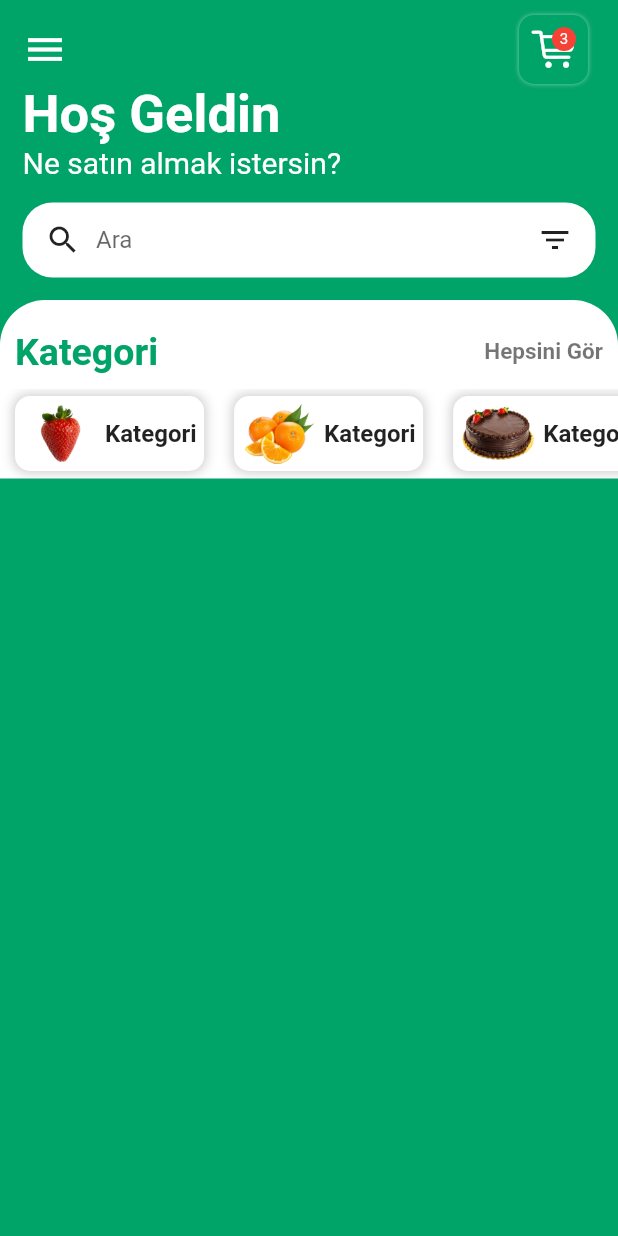
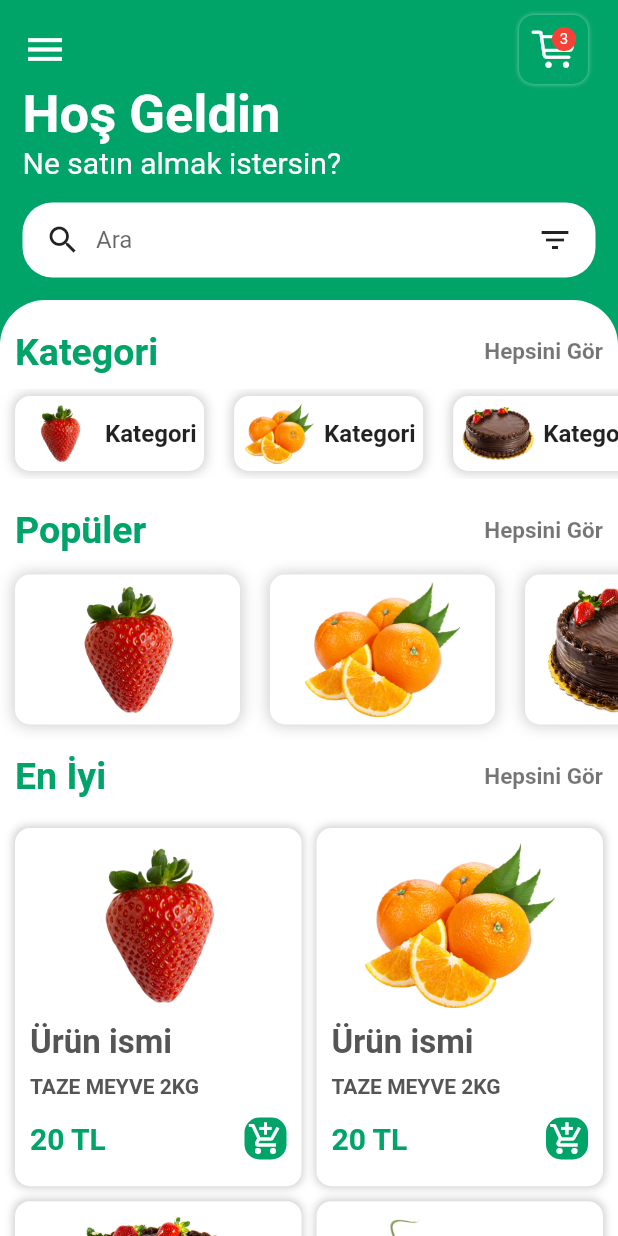
Before and after one commit to hakankrgz/GROCER_APP, a Flutter app: the HomePage screen opened by its route, on a phone screen of 412 x 824 dp. Run offline on Flutter 3.47's test engine with Material 2 defaults, Android fonts, the phone set to English and light mode, and no system bars.

Commit message:
ürün ana sayfası yapıldı

```diff
--- a/lib/main.dart
+++ b/lib/main.dart
@@ -14,6 +14,7 @@ class MyApp extends StatelessWidget {
       routes: {
         "/": (context) => SplashScreen(),
         "homePage": (context) => HomePage(),
+        "itemPage": (context) => ItemPage(),
       },
     );
   }
--- a/lib/pages/HomePage.dart
+++ b/lib/pages/HomePage.dart
@@ -2,6 +2,7 @@ import 'package:flutter/cupertino.dart';
 import 'package:flutter/material.dart';
 import 'package:grocer_app/widgets/CategoriesWidget.dart';
 import 'package:grocer_app/widgets/PopularItemsWidget.dart';
+import 'package:grocer_app/widgets/ItemsWidget.dart';
 
 class HomePage extends StatelessWidget {
   @override
@@ -139,6 +140,7 @@ class HomePage extends StatelessWidget {
                   children: [
                     CategoriesWidget(),
                     PopularItemsWidget(),
+                    ItemsWidget(),
                   ],
                 ),
               ),
--- /dev/null
+++ b/lib/widgets/ItemsWidget.dart
@@ -0,0 +1,133 @@
+import 'package:flutter/material.dart';
+
+class ItemsWidget extends StatelessWidget {
+  @override
+  Widget build(BuildContext context) {
+    return Column(
+      children: [
+        Padding(
+          padding: EdgeInsets.only(left: 10, right: 10, top: 10),
+          child: Row(
+            mainAxisAlignment: MainAxisAlignment.spaceBetween,
+            children: [
+              Text(
+                "En İyi",
+                style: TextStyle(
+                  fontSize: 25,
+                  fontWeight: FontWeight.bold,
+                  color: Color(0xFF00A368),
+                ),
+              ),
+              Text(
+                "Hepsini Gör",
+                style: TextStyle(
+                  fontSize: 15,
+                  fontWeight: FontWeight.bold,
+                  color: Colors.black54,
+                ),
+              ),
+            ],
+          ),
+        ),
+        GridView.count(
+          padding: EdgeInsets.symmetric(vertical: 20, horizontal: 10),
+          crossAxisSpacing: 10,
+          mainAxisSpacing: 10,
+          physics: NeverScrollableScrollPhysics(),
+          crossAxisCount: 2,
+          childAspectRatio: 0.8,
+          shrinkWrap: true,
+          children: [
+            for (int i = 1; i < 8; i++)
+              Container(
+                padding: EdgeInsets.symmetric(horizontal: 10),
+                decoration: BoxDecoration(
+                  color: Colors.white,
+                  borderRadius: BorderRadius.circular(10),
+                  boxShadow: [
+                    BoxShadow(
+                      color: Colors.grey.withOpacity(0.5),
+                      spreadRadius: 1,
+                      blurRadius: 4,
+                    ),
+                  ],
+                ),
+                child: Column(
+                  children: [
+                    InkWell(
+                      onTap: () {},
+                      child: Container(
+                        margin: EdgeInsets.all(10),
+                        child: Image.asset(
+                          "images/$i.png",
+                          height: 110,
+                        ),
+                      ),
+                    ),
+                    Padding(
+                      padding: EdgeInsets.only(bottom: 8),
+                      child: Container(
+                        alignment: Alignment.centerLeft,
+                        child: Text(
+                          "Ürün ismi",
+                          style: TextStyle(
+                            fontSize: 22,
+                            fontWeight: FontWeight.bold,
+                            color: Color(0xFF555555),
+                          ),
+                        ),
+                      ),
+                    ),
+                    Padding(
+                      padding: EdgeInsets.only(bottom: 8),
+                      child: Container(
+                        alignment: Alignment.centerLeft,
+                        child: Text(
+                          "TAZE MEYVE 2KG",
+                          style: TextStyle(
+                            fontSize: 14,
+                            fontWeight: FontWeight.bold,
+                            color: Color(0xFF555555),
+                          ),
+                        ),
+                      ),
+                    ),
+                    Padding(
+                      padding: EdgeInsets.symmetric(vertical: 5),
+                      child: Row(
+                        mainAxisAlignment: MainAxisAlignment.spaceBetween,
+                        children: [
+                          Text(
+                            "20 \T\L",
+                            style: TextStyle(
+                              fontSize: 20,
+                              fontWeight: FontWeight.bold,
+                              color: Color(0xFF00A368),
+                            ),
+                          ),
+                          InkWell(
+                            onTap: () {},
+                            child: Container(
+                              padding: EdgeInsets.all(2),
+                              decoration: BoxDecoration(
+                                color: Color(0xFF00A368),
+                                borderRadius: BorderRadius.circular(10),
+                              ),
+                              child: Icon(
+                                Icons.add_shopping_cart,
+                                color: Colors.white,
+                              ),
+                            ),
+                          ),
+                        ],
+                      ),
+                    )
+                  ],
+                ),
+              ),
+          ],
+        ),
+      ],
+    );
+  }
+}
--- a/lib/widgets/PopularItemsWidget.dart
+++ b/lib/widgets/PopularItemsWidget.dart
@@ -3,6 +3,59 @@ import 'package:flutter/material.dart';
 class PopularItemsWidget extends StatelessWidget {
   @override
   Widget build(BuildContext context) {
-    return Column();
+    return Column(
+      children: [
+        Padding(
+          padding: EdgeInsets.only(left: 10, right: 10, bottom: 5, top: 20),
+          child: Row(
+            mainAxisAlignment: MainAxisAlignment.spaceBetween,
+            children: [
+              Text(
+                "Popüler",
+                style: TextStyle(
+                  fontSize: 25,
+                  fontWeight: FontWeight.bold,
+                  color: Color(0xFF00A368),
+                ),
+              ),
+              Text(
+                "Hepsini Gör",
+                style: TextStyle(
+                  fontSize: 15,
+                  fontWeight: FontWeight.bold,
+                  color: Colors.black54,
+                ),
+              ),
+            ],
+          ),
+        ),
+        SingleChildScrollView(
+          scrollDirection: Axis.horizontal,
+          child: Row(
+            children: [
+              for (int i = 1; i < 8; i++)
+                Container(
+                  margin: EdgeInsets.all(10),
+                  padding: EdgeInsets.all(5),
+                  height: 100,
+                  width: 150,
+                  decoration: BoxDecoration(
+                    color: Colors.white,
+                    borderRadius: BorderRadius.circular(10),
+                    boxShadow: [
+                      BoxShadow(
+                        color: Colors.grey.withOpacity(0.5),
+                        spreadRadius: 1,
+                        blurRadius: 8,
+                      ),
+                    ],
+                  ),
+                  child: Image.asset("images/$i.png"),
+                ),
+            ],
+          ),
+        ),
+      ],
+    );
   }
 }
```
